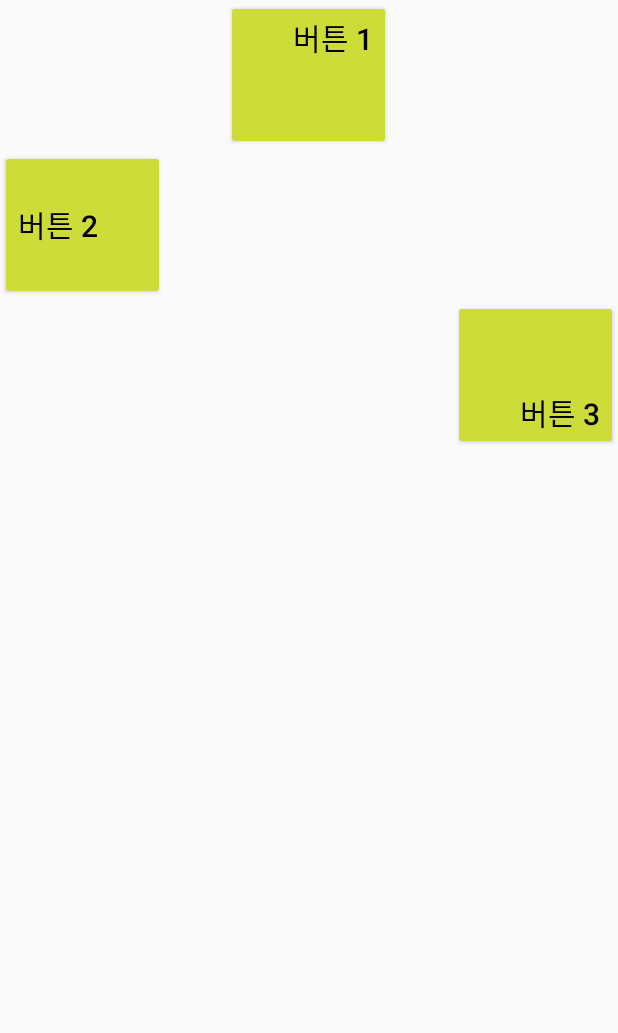
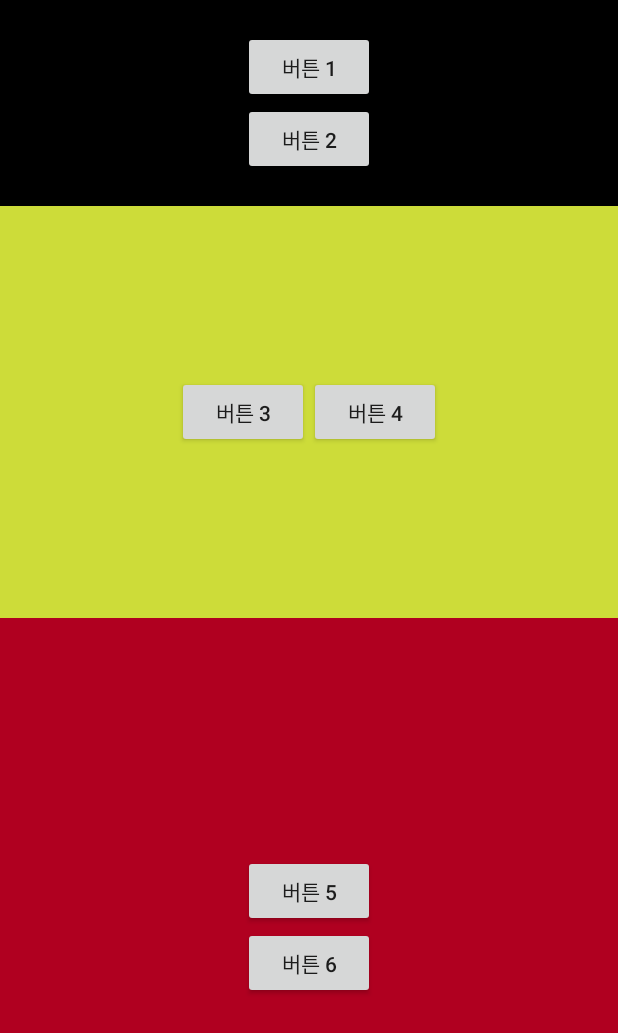
Before and after one commit to PlaskF/LayoutTest, an Android app: the screen it shows after launch (MainActivity), on a phone screen of 412 x 824 dp. Shown: the top 1033 px of the screen. Run offline under Robolectric (Android 15) with nearby library versions, the phone set to English and light mode, and no system bars.

Commit message:
직접 풀어보기 5-2

```diff
--- a/app/src/main/java/kr/ac/kopo/layouttest/MainActivity.kt
+++ b/app/src/main/java/kr/ac/kopo/layouttest/MainActivity.kt
@@ -10,11 +10,6 @@ class MainActivity : AppCompatActivity() {
     override fun onCreate(savedInstanceState: Bundle?) {
         super.onCreate(savedInstanceState)
         enableEdgeToEdge()
-        setContentView(R.layout.activity_main)
-        ViewCompat.setOnApplyWindowInsetsListener(findViewById(R.id.main)) { v, insets ->
-            val systemBars = insets.getInsets(WindowInsetsCompat.Type.systemBars())
-            v.setPadding(systemBars.left, systemBars.top, systemBars.right, systemBars.bottom)
-            insets
-        }
+        setContentView(R.layout.duplicate_linear)
     }
 }
--- /dev/null
+++ b/app/src/main/res/layout/duplicate_linear.xml
@@ -0,0 +1,61 @@
+<?xml version="1.0" encoding="utf-8"?>
+<LinearLayout xmlns:android="http://schemas.android.com/apk/res/android"
+    android:orientation="vertical"
+    android:layout_width="match_parent"
+    android:layout_height="match_parent"
+    android:gravity="center">
+    <LinearLayout
+        android:background="@color/black"
+        android:layout_width="match_parent"
+        android:layout_height="0dp"
+        android:orientation="vertical"
+        android:gravity="center"
+        android:layout_weight="1">
+        <Button
+            android:layout_width="wrap_content"
+            android:layout_height="wrap_content"
+            android:text="@string/btn1"
+            />
+        <Button
+            android:layout_width="wrap_content"
+            android:layout_height="wrap_content"
+            android:text="@string/btn2"
+            />
+    </LinearLayout>
+    <LinearLayout
+        android:background="@color/lime"
+        android:layout_width="match_parent"
+        android:layout_height="0dp"
+        android:orientation="horizontal"
+        android:gravity="center"
+        android:layout_weight="2">
+        <Button
+            android:layout_width="wrap_content"
+            android:layout_height="wrap_content"
+            android:text="@string/btn3"
+            />
+        <Button
+            android:layout_width="wrap_content"
+            android:layout_height="wrap_content"
+            android:text="@string/btn4"
+            />
+    </LinearLayout>
+    <LinearLayout
+        android:background="@color/design_default_color_error"
+        android:layout_width="match_parent"
+        android:layout_height="0dp"
+        android:orientation="vertical"
+        android:gravity="center"
+        android:layout_weight="3">
+        <Button
+            android:layout_width="wrap_content"
+            android:layout_height="wrap_content"
+            android:text="@string/btn5"
+            />
+        <Button
+            android:layout_width="wrap_content"
+            android:layout_height="wrap_content"
+            android:text="@string/btn6"
+            />
+    </LinearLayout>
+</LinearLayout>
--- a/app/src/main/res/values/colors.xml
+++ b/app/src/main/res/values/colors.xml
@@ -3,4 +3,6 @@
     <color name="black">#FF000000</color>
     <color name="white">#FFFFFFFF</color>
     <color name="lime">#CDDC39</color>
+    <color name="red">#F44336</color>
+    <color name="blue">#2196F3</color>
 </resources>
--- a/app/src/main/res/values/dimens.xml
+++ b/app/src/main/res/values/dimens.xml
@@ -2,6 +2,9 @@
 <resources>
     <dimen name="btn_w">110dp</dimen>
     <dimen name="btn_h">100dp</dimen>
+    <dimen name="btn_h1">50dp</dimen>
+    <dimen name="btn_h2">70dp</dimen>
+    <dimen name="btn_h3">90dp</dimen>
     <dimen name="textSizeSmall">10dp</dimen>
     <dimen name="textSizeMedium">20dp</dimen>
     <dimen name="textSizeLarge">30dp</dimen>
--- a/app/src/main/res/values/strings.xml
+++ b/app/src/main/res/values/strings.xml
@@ -3,4 +3,7 @@
     <string name="btn1">버튼 1</string>
     <string name="btn2">버튼 2</string>
     <string name="btn3">버튼 3</string>
+    <string name="btn4">버튼 4</string>
+    <string name="btn5">버튼 5</string>
+    <string name="btn6">버튼 6</string>
 </resources>
```
Also changed, not shown: app/src/main/res/layout/base_aligned.xml (added, +27 -0 lines), app/src/main/res/layout/direct5_2.xml (added, +42 -0 lines).
